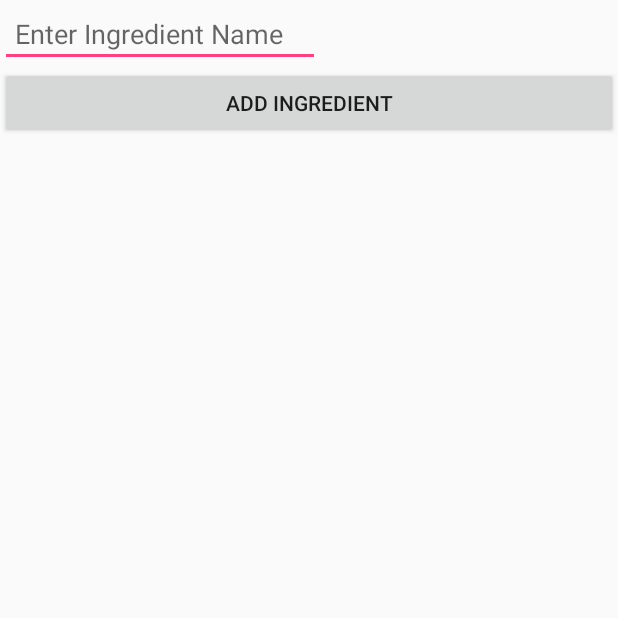
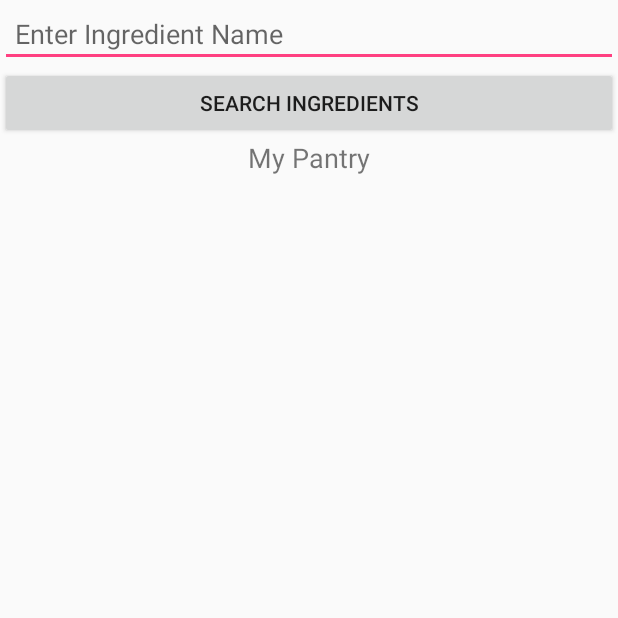
Before and after one commit to clumsyninja007/Sporkly, an Android app: the myPantryActivity screen opened directly, with no data from a screen before it, on a phone screen of 412 x 824 dp, the top half of it. Run offline under Robolectric (Android 15) with nearby library versions, the phone set to English and light mode, and no system bars.

Commit message:
Added searching for ingredients to pantry

```diff
--- a/app/src/main/java/com/example/aharm/sporkly/myPantryActivity.java
+++ b/app/src/main/java/com/example/aharm/sporkly/myPantryActivity.java
@@ -2,19 +2,28 @@ package com.example.aharm.sporkly;
 
 import android.content.Context;
 import android.os.Bundle;
+import android.os.StrictMode;
 import android.support.v7.app.AppCompatActivity;
 import android.util.Log;
 import android.view.ContextMenu;
 import android.view.MenuItem;
 import android.view.View;
+import android.view.ViewGroup;
+import android.view.inputmethod.InputMethodManager;
 import android.widget.AdapterView;
 import android.widget.ArrayAdapter;
 import android.widget.Button;
 import android.widget.EditText;
 import android.widget.ListView;
 
+import org.json.JSONArray;
+import org.json.JSONObject;
+
+import java.io.BufferedReader;
+import java.io.InputStreamReader;
 import java.io.PrintWriter;
 import java.net.HttpURLConnection;
+import java.net.URL;
 import java.util.ArrayList;
 import java.util.Scanner;
 
@@ -22,77 +31,70 @@ import java.util.Scanner;
  * Created by aharm on 10/26/2016.
  */
 
-public class myPantryActivity extends AppCompatActivity implements View.OnClickListener {
-    //LIST OF ARRAY STRINGS WHICH WILL SERVE AS LIST ITEMS
-    ArrayList<String> listItems=new ArrayList<String>();
+public class myPantryActivity extends AppCompatActivity implements View.OnClickListener, AdapterView.OnItemClickListener{
+    private static final String API_KEY = "9rUDYWAnkEmshQkuvwanU54zDmXDp15QkyljsnQa9nVIoFwLY8";
+    private static final String PANTRY_FILE = "myPantry.txt";
 
-    //DEFINING A STRING ADAPTER WHICH WILL HANDLE THE DATA OF THE LISTVIEW
-    ArrayAdapter<String> adapter;
+    Button addButton;
+    EditText editText;
+    ListView pantryList;
+    ListView searchList;
 
-    private Button addButton;
+    //Array for list of ingredients in the pantry.
+    ArrayList<String> pantryItems=new ArrayList<String>();
+    ArrayAdapter<String> pantryAdapter;
 
-    HttpURLConnection urlConnection;
+    //Array for search results.
+    ArrayList<String> searchItems = new ArrayList<String>();
+    ArrayAdapter<String> searchAdapter;
 
-    private String apikey = "";
+    HttpURLConnection con;
 
     @Override
     protected void onCreate(Bundle savedInstanceState) {
         super.onCreate(savedInstanceState);
         setContentView(R.layout.my_pantry);
 
-        listItems = new ArrayList<String>();
-        adapter = new ArrayAdapter<String>(this, android.R.layout.simple_list_item_1, listItems);
+        addButton = (Button)findViewById(R.id.pantryAddButton);
+        editText = (EditText)findViewById(R.id.pantryAddText);
+        pantryList = (ListView)findViewById(R.id.pantryIngredientList);
+        searchList = (ListView)findViewById(R.id.pantrySearchList);
 
-        ListView theList = (ListView)findViewById(R.id.pantryIngredientList);
-        theList.setAdapter(adapter);
+        // Initialize data for the ingredients list view.
+        pantryItems = new ArrayList<String>();
+        pantryAdapter = new ArrayAdapter<String>(this, android.R.layout.simple_list_item_1, pantryItems);
+        pantryList.setAdapter(pantryAdapter);
 
-        addButton = (Button)findViewById(R.id.pantryAddButton);
+        // Enable context menu on the list, so we can remove list items.
+        registerForContextMenu(pantryList);
+
+        // Initialize data for the search list view.
+        searchItems = new ArrayList<String>();
+        searchAdapter = new ArrayAdapter<String>(this, android.R.layout.simple_list_item_1, searchItems);
+        searchList.setAdapter(searchAdapter);
+        searchList.setTranscriptMode(ListView.TRANSCRIPT_MODE_NORMAL);
+        searchList.setStackFromBottom(false);
+
+        // Make the search list items clickable
+        searchList.setOnItemClickListener(this);
+
+        // Make the search ingredient button clickable
         addButton.setOnClickListener(this);
 
-        registerForContextMenu(theList);
+        // Attempt to load local stored pantry data.
+        loadPantry(PANTRY_FILE);
+    }
 
-        StringBuilder result = new StringBuilder();
+    @Override
+    public void onItemClick(AdapterView<?> parent, View view, int position, long id) {
+        Log.i("ItemClick", "Position: " + position);
 
-        // Test http stuff
-        /*StringBuilder result = new StringBuilder();
-        try {
-            URL url = new URL("https://spoonacular-recipe-food-nutrition-v1.p.mashape.com/recipes/parseIngredients");
-            HttpURLConnection con = (HttpURLConnection) url.openConnection();
-            con.setRequestMethod("POST");
-            con.setRequestProperty("X-Mashape-Key", apikey);
-            con.setRequestProperty("Content-Type", "application/x-www-form-urlencoded");
+        addPantryItem(searchItems.get(position));
 
-            String urlParams = "ingredientList=egg&servings=2";
+        searchAdapter.clear();
+        searchAdapter.notifyDataSetChanged();
 
-            InputStream in = new BufferedInputStream(urlConnection.getInputStream());
-
-            BufferedReader reader = new BufferedReader(new InputStreamReader(in));
-
-            String line;
-            while ((line = reader.readLine()) != null) {
-                result.append(line);
-            }
-
-        }catch( Exception e) {
-            e.printStackTrace();
-        }
-        finally {
-            urlConnection.disconnect();
-        }*/
-
-        try{
-            Log.i("ON CREATE", "OnCreate event occurred.");
-
-            Scanner scanner = new Scanner(openFileInput("myPantry.txt"));
-
-            while (scanner.hasNextLine()) {
-                String toDo = scanner.nextLine();
-                adapter.add(toDo);
-            }
-            scanner.close();
-        } catch (Exception e) {
-            Log.i("ON CREATE", e.getMessage());
-        }
+        resizeSearchResults();
     }
 
     @Override
@@ -116,8 +118,7 @@ public class myPantryActivity extends AppCompatActivity implements View.OnClickL
         int selectedIndex = info.position;
 
         if(item.getTitle().equals("Delete Entry")){
-            listItems.remove(selectedIndex);
-            adapter.notifyDataSetChanged();
+            removePantryItem(selectedIndex);
         }
 
         return true;
@@ -127,32 +128,172 @@ public class myPantryActivity extends AppCompatActivity implements View.OnClickL
     public void onClick(View view) {
         switch(view.getId()) {
             case R.id.pantryAddButton:
-                Log.i("pantryAddButon", "clicked");
-                EditText editTextToDo = (EditText)findViewById(R.id.pantryAddText);
-                String newEntry = editTextToDo.getText().toString();
+                Log.i("pantryAddButton", "clicked");
 
-                if(newEntry.isEmpty()) {
-                    return;
-                }
+                searchForIngredients(editText.getText().toString());
 
-                adapter.add(newEntry);
-                editTextToDo.setText("");
-                adapter.notifyDataSetChanged();
-
-                try{
-                    PrintWriter pw = new PrintWriter(openFileOutput("myPantry.txt", Context.MODE_PRIVATE));
-
-                    for(String toDo : listItems){
-                        pw.println(toDo);
-                    }
-                    pw.close();
-                } catch (Exception e) {
-                    Log.i("ON BACK PRESSED", e.getMessage());
-                }
-
+                // This forces the keyboard to hide, because for some reason
+                // the keyboard showing makes the search results not show.
+                InputMethodManager imm = (InputMethodManager)getSystemService(Context.INPUT_METHOD_SERVICE);
+                imm.hideSoftInputFromWindow(view.getWindowToken(), 0);
                 break;
             default:
                 break;
         }
     }
+
+    private void addPantryItem(String item) {
+        if(item.isEmpty() == false) {
+            pantryAdapter.add(item);
+            pantryAdapter.notifyDataSetChanged();
+
+            savePantry(PANTRY_FILE);
+        }
+    }
+
+    private void removePantryItem(int index) {
+        if (index >= 0 && index < pantryAdapter.getCount()) {
+            pantryItems.remove(index);
+            pantryAdapter.notifyDataSetChanged();
+
+            savePantry(PANTRY_FILE);
+        }
+    }
+
+    private void savePantry(String fileName) {
+        try{
+            PrintWriter pw = new PrintWriter(openFileOutput(fileName, Context.MODE_PRIVATE));
+
+            for(String toDo : pantryItems){
+                pw.println(toDo);
+            }
+            pw.close();
+        } catch (Exception e) {
+            Log.i("savePantry", e.getMessage());
+        }
+    }
+
+    private void loadPantry(String fileName) {
+        try{
+            Scanner scanner = new Scanner(openFileInput(fileName));
+
+            while (scanner.hasNextLine()) {
+                String toDo = scanner.nextLine();
+                pantryAdapter.add(toDo);
+            }
+            scanner.close();
+        } catch (Exception e) {
+            Log.i("loadPantry", e.getMessage());
+        }
+    }
+
+    private void searchForIngredients(final String query) {
+        new Thread(new Runnable() {
+            public void run() {
+                if(query.length() > 1) {
+                    Log.i("pantryAddButton", "clicked");
+
+                    // Real query
+                    final JSONArray arr = requestAutoCompleteIngredients(false, 5, query);
+
+                    // Test query
+                    /*JSONArray testArr = null;
+                    try {
+                        testArr = new JSONArray("[{\"name\":\"apple\",\"image\":\"apple.jpg\"}]");
+                    } catch (Exception e) {
+
+                    }
+                    final JSONArray arr = testArr;*/
+
+                    searchList.post(new Runnable() {
+                        public void run() {
+                            searchAdapter.clear();
+                            Log.i("Parsing JSONArray", "Length: " + arr.length());
+
+                            if (arr != null) {
+                                for (int i=0; i < arr.length(); i++)
+                                {
+                                    try {
+                                        Log.i("Parsing JSONArray", "Current: " + i);
+                                        JSONObject obj = arr.getJSONObject(i);
+                                        String name = obj.getString("name");
+                                        Log.i("Parsing JSONArray", "Name: " + name);
+                                        searchAdapter.add(name);
+                                    } catch (Exception e) {
+                                        Log.i("Parsing JSONArray", e.getMessage());
+                                    }
+                                }
+                            }
+
+                            Log.i("SearchList", "Updated");
+                            searchAdapter.notifyDataSetChanged();
+
+                            resizeSearchResults();
+                        }
+                    });
+                }
+            }
+        }).start();
+    }
+
+    private void resizeSearchResults() {
+        // Resize search view to item count
+        int numberOfItems = searchAdapter.getCount();
+
+        // Get total height of all items.
+        int totalItemsHeight = 0;
+        for (int itemPos = 0; itemPos < numberOfItems; itemPos++) {
+            View item = searchAdapter.getView(itemPos, null, searchList);
+            item.measure(0, 0);
+            totalItemsHeight += item.getMeasuredHeight();
+        }
+
+        // Get total height of all item dividers.
+        int totalDividersHeight = searchList.getDividerHeight() *
+                (numberOfItems - 1);
+
+        // Set list height.
+        ViewGroup.LayoutParams params = searchList.getLayoutParams();
+        params.height = totalItemsHeight + totalDividersHeight;
+        searchList.setLayoutParams(params);
+        searchList.requestLayout();
+    }
+
+    private JSONArray requestAutoCompleteIngredients(boolean metaInfo, int number, String query) {
+        JSONArray arr = null;
+        try {
+            URL url = new URL("https://spoonacular-recipe-food-nutrition-v1.p.mashape.com/food/ingredients/autocomplete?" +
+                    "metaInformation=" + metaInfo +
+                    "&number=" + number +
+                    "&query=" + query);
+
+            con = (HttpURLConnection) url.openConnection();
+            con.setRequestMethod("GET");
+
+            // Add header properties, such as api key
+            con.setRequestProperty("X-Mashape-Key", API_KEY);
+            con.setRequestProperty("Accept", "application/json");
+
+            int responseCode = con.getResponseCode();
+
+            BufferedReader in = new BufferedReader(new InputStreamReader(con.getInputStream()));
+            String inputLine;
+            StringBuffer response = new StringBuffer();
+
+            while ((inputLine = in.readLine()) != null) {
+                response.append(inputLine);
+            }
+            in.close();
+
+            Log.d("http", response.toString());
+
+            arr = new JSONArray(response.toString());
+        }catch( Exception e) {
+            e.printStackTrace();
+        }
+        finally {
+            con.disconnect();
+        }
+        return arr;
+    }
 }
--- a/app/src/main/res/layout/my_pantry.xml
+++ b/app/src/main/res/layout/my_pantry.xml
@@ -1,36 +1,48 @@
 <?xml version="1.0" encoding="utf-8"?>
-<RelativeLayout xmlns:android="http://schemas.android.com/apk/res/android"
+<LinearLayout xmlns:android="http://schemas.android.com/apk/res/android"
     android:layout_width="match_parent"
-    android:layout_height="match_parent">
+    android:layout_height="match_parent"
+    android:orientation="vertical">
 
     <EditText
-        android:layout_width="wrap_content"
+        android:layout_width="match_parent"
         android:layout_height="wrap_content"
+        android:layout_weight="0"
         android:ems="10"
         android:id="@+id/pantryAddText"
-        android:layout_weight="0.54"
         android:inputType="text"
         android:hint="Enter Ingredient Name"
         android:padding="10dp"
-        android:outlineProvider="paddedBounds" />
+        />
 
     <Button
-        android:text="Add Ingredient"
-        android:layout_width="wrap_content"
+        android:text="Search Ingredients"
+        android:layout_width="match_parent"
         android:layout_height="wrap_content"
         android:id="@+id/pantryAddButton"
-        android:layout_weight="0.54"
-        android:layout_below="@+id/pantryAddText"
-        android:layout_alignParentRight="true"
-        android:layout_alignParentEnd="true"
-        android:layout_alignParentLeft="true"
-        android:layout_alignParentStart="true" />
+        android:layout_weight="0" />
 
     <ListView
         android:layout_width="match_parent"
-        android:id="@+id/pantryIngredientList"
-        android:layout_alignParentBottom="true"
-        android:layout_centerHorizontal="true"
-        android:layout_height="match_parent"
-        android:layout_below="@+id/pantryAddButton" />
-</RelativeLayout>
+        android:layout_height="0dp"
+
+        android:id="@+id/pantrySearchList" />
+
+    <TextView
+        android:text="My Pantry"
+        android:layout_width="match_parent"
+        android:layout_height="26dp"
+
+        android:id="@+id/pantryTitle"
+        android:textSize="18sp"
+        android:textAlignment="center" />
+
+    <ListView
+        android:layout_width="match_parent"
+        android:layout_height="wrap_content"
+        android:layout_weight="0"
+
+        android:id="@+id/pantryIngredientList" />
+
+
+</LinearLayout>
```
